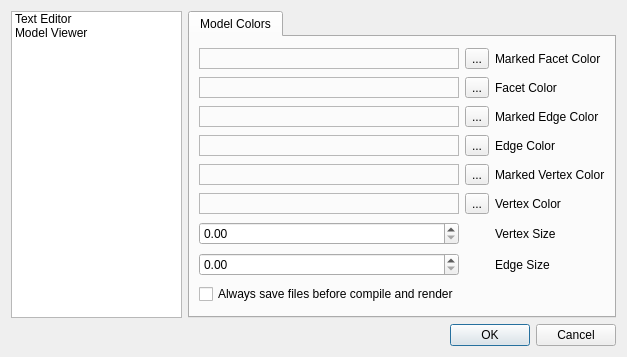
GilesBathgate/RapCAD, file src/preferences.ui: the form before one commit.
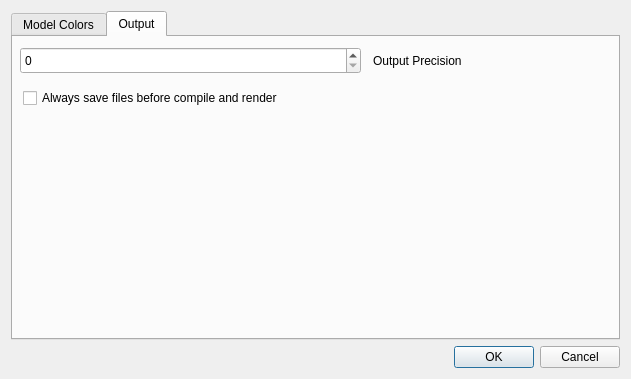
The form after the commit.

Commit message: Make output precision is configurable in prefernces.

```diff
--- a/src/preferences.ui
+++ b/src/preferences.ui
@@ -6,8 +6,8 @@
    <rect>
     <x>0</x>
     <y>0</y>
-    <width>627</width>
-    <height>357</height>
+    <width>631</width>
+    <height>379</height>
    </rect>
   </property>
   <property name="windowTitle">
@@ -16,36 +16,10 @@
   <layout class="QVBoxLayout" name="verticalLayout">
    <item>
     <layout class="QHBoxLayout" name="horizontalLayout">
-     <item>
-      <widget class="QListWidget" name="listWidget">
-       <property name="sizePolicy">
-        <sizepolicy hsizetype="Expanding" vsizetype="Expanding">
-         <horstretch>0</horstretch>
-         <verstretch>0</verstretch>
-        </sizepolicy>
-       </property>
-       <property name="maximumSize">
-        <size>
-         <width>16777215</width>
-         <height>16777215</height>
-        </size>
-       </property>
-       <item>
-        <property name="text">
-         <string>Text Editor</string>
-        </property>
-       </item>
-       <item>
-        <property name="text">
-         <string>Model Viewer</string>
-        </property>
-       </item>
-      </widget>
-     </item>
      <item>
       <widget class="QTabWidget" name="tabWidget">
        <property name="currentIndex">
-        <number>0</number>
+        <number>1</number>
        </property>
        <widget class="QWidget" name="tab">
         <attribute name="title">
@@ -217,32 +191,53 @@
          <item row="5" column="2">
           <widget class="QLabel" name="vertexColorLabel">
            <property name="text">
-            <string>Vertex Color</string>
-           </property>
-          </widget>
-         </item>
-         <item row="4" column="0">
-          <widget class="QFrame" name="markedVertexColorFrame">
-           <property name="styleSheet">
-            <string notr="true"/>
-           </property>
-           <property name="frameShape">
-            <enum>QFrame::StyledPanel</enum>
-           </property>
-           <property name="frameShadow">
-            <enum>QFrame::Raised</enum>
-           </property>
-          </widget>
-         </item>
-         <item row="8" column="0">
-          <widget class="QCheckBox" name="checkBox">
-           <property name="text">
-            <string>Always save files before compile and render</string>
+            <string>Marked Vertex Color</string>
            </property>
           </widget>
          </item>
         </layout>
        </widget>
+       <widget class="QWidget" name="outputOptions">
+        <attribute name="title">
+         <string>Output</string>
+        </attribute>
+        <widget class="QLabel" name="precisionLabel">
+         <property name="geometry">
+          <rect>
+           <x>360</x>
+           <y>10</y>
+           <width>141</width>
+           <height>27</height>
+          </rect>
+         </property>
+         <property name="text">
+          <string>Output Precision</string>
+         </property>
+        </widget>
+        <widget class="QSpinBox" name="precisionSpinBox">
+         <property name="geometry">
+          <rect>
+           <x>7</x>
+           <y>10</y>
+           <width>341</width>
+           <height>27</height>
+          </rect>
+         </property>
+        </widget>
+        <widget class="QCheckBox" name="checkBox">
+         <property name="geometry">
+          <rect>
+           <x>10</x>
+           <y>50</y>
+           <width>328</width>
+           <height>22</height>
+          </rect>
+         </property>
+         <property name="text">
+          <string>Always save files before compile and render</string>
+         </property>
+        </widget>
+       </widget>
       </widget>
      </item>
     </layout>
```
Left out of the diff: 171 changed lines with no effect on the pictures. The commit also changes 19 other files.
